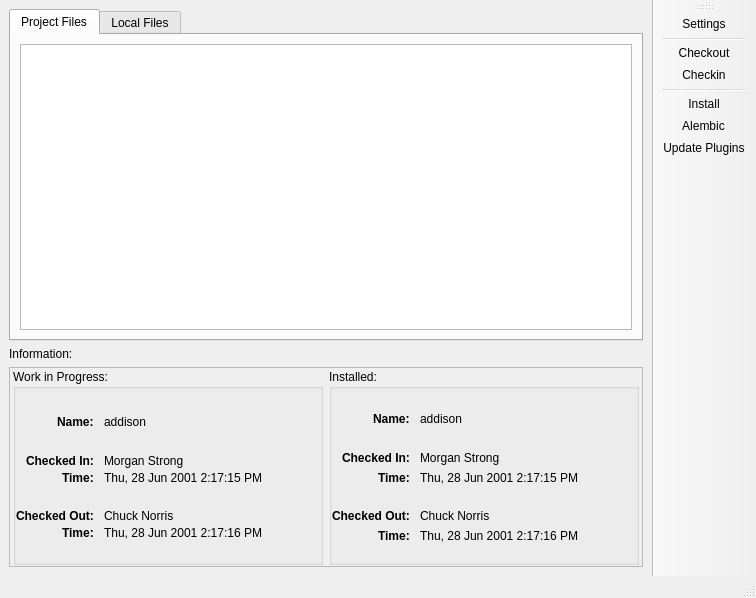
Above: GUI.ui from nstandif/chasm-version-system before the change. Below: the same form after it.
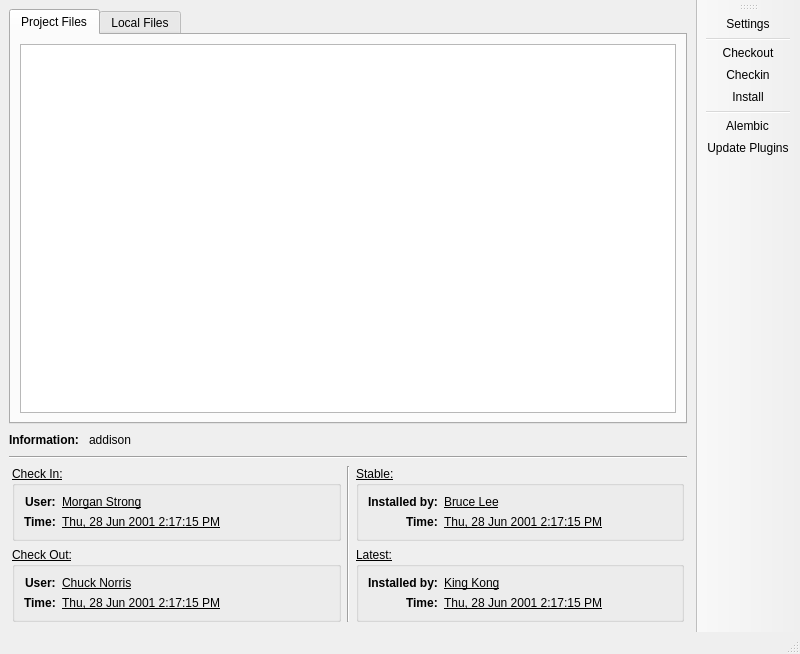
That is the form after the change. Icons and pictures are not drawn.

```diff
--- a/GUI.ui
+++ b/GUI.ui
@@ -6,8 +6,8 @@
    <rect>
     <x>0</x>
     <y>0</y>
-    <width>756</width>
-    <height>598</height>
+    <width>800</width>
+    <height>654</height>
    </rect>
   </property>
   <property name="windowTitle">
@@ -33,10 +33,25 @@
         <height>300</height>
        </size>
       </property>
+      <property name="layoutDirection">
+       <enum>Qt::LeftToRight</enum>
+      </property>
+      <property name="tabPosition">
+       <enum>QTabWidget::North</enum>
+      </property>
+      <property name="tabShape">
+       <enum>QTabWidget::Rounded</enum>
+      </property>
       <property name="currentIndex">
        <number>0</number>
       </property>
-      <widget class="QWidget" name="project_tab">
+      <property name="elideMode">
+       <enum>Qt::ElideNone</enum>
+      </property>
+      <property name="documentMode">
+       <bool>false</bool>
+      </property>
+      <widget class="QWidget" name="projectTab">
        <attribute name="icon">
         <iconset resource="resources/chasm_resources.qrc">
          <normaloff>:/chasm/ICO_Files/Network/Connected.ICO</normaloff>:/chasm/ICO_Files/Network/Connected.ICO</iconset>
@@ -66,15 +81,63 @@
       </widget>
      </widget>
     </item>
+    <item>
+     <widget class="QFrame" name="nameFrame">
+      <property name="frameShape">
+       <enum>QFrame::NoFrame</enum>
+      </property>
+      <property name="frameShadow">
+       <enum>QFrame::Raised</enum>
+      </property>
+      <layout class="QHBoxLayout" name="horizontalLayout_5">
+       <property name="margin">
+        <number>0</number>
+       </property>
     <item>
      <widget class="QLabel" name="label_3">
+         <property name="font">
+          <font>
+           <weight>75</weight>
+           <bold>true</bold>
+          </font>
+         </property>
       <property name="text">
-       <string>Information:</string>
+          <string>Information: </string>
       </property>
      </widget>
     </item>
     <item>
-     <widget class="QFrame" name="frame">
+        <widget class="QLabel" name="label_18">
+         <property name="text">
+          <string>addison</string>
+         </property>
+        </widget>
+       </item>
+       <item>
+        <spacer name="horizontalSpacer">
+         <property name="orientation">
+          <enum>Qt::Horizontal</enum>
+         </property>
+         <property name="sizeHint" stdset="0">
+          <size>
+           <width>40</width>
+           <height>20</height>
+          </size>
+         </property>
+        </spacer>
+       </item>
+      </layout>
+     </widget>
+    </item>
+    <item>
+     <widget class="Line" name="horizDividerLine">
+      <property name="orientation">
+       <enum>Qt::Horizontal</enum>
+      </property>
+     </widget>
+    </item>
+    <item>
+     <widget class="QFrame" name="infoFrame">
       <property name="sizePolicy">
        <sizepolicy hsizetype="Preferred" vsizetype="Maximum">
         <horstretch>0</horstretch>
@@ -88,7 +151,7 @@
        </size>
       </property>
       <property name="frameShape">
-       <enum>QFrame::StyledPanel</enum>
+       <enum>QFrame::NoFrame</enum>
       </property>
       <property name="frameShadow">
        <enum>QFrame::Raised</enum>
@@ -107,101 +170,62 @@
         <number>1</number>
        </property>
        <item>
-        <widget class="QGroupBox" name="groupBox_3">
-         <property name="sizePolicy">
-          <sizepolicy hsizetype="Preferred" vsizetype="Preferred">
-           <horstretch>0</horstretch>
-           <verstretch>0</verstretch>
-          </sizepolicy>
+        <widget class="QFrame" name="frame">
+         <property name="frameShape">
+          <enum>QFrame::NoFrame</enum>
          </property>
-         <property name="maximumSize">
-          <size>
-           <width>16777215</width>
-           <height>16777215</height>
-          </size>
+         <property name="frameShadow">
+          <enum>QFrame::Raised</enum>
          </property>
-         <property name="title">
-          <string>Work in Progress:</string>
-         </property>
-         <layout class="QVBoxLayout" name="verticalLayout_2">
-          <property name="spacing">
-           <number>3</number>
-          </property>
-          <property name="leftMargin">
-           <number>0</number>
-          </property>
-          <property name="topMargin">
-           <number>5</number>
-          </property>
-          <property name="rightMargin">
-           <number>0</number>
-          </property>
-          <property name="bottomMargin">
+         <layout class="QVBoxLayout" name="verticalLayout_4">
+          <property name="margin">
            <number>0</number>
           </property>
           <item>
+           <widget class="QGroupBox" name="groupBox">
+            <property name="font">
+             <font>
+              <underline>true</underline>
+             </font>
+            </property>
+            <property name="title">
+             <string>Check In:</string>
+            </property>
            <layout class="QFormLayout" name="formLayout">
-            <property name="fieldGrowthPolicy">
-             <enum>QFormLayout::AllNonFixedFieldsGrow</enum>
-            </property>
             <property name="labelAlignment">
              <set>Qt::AlignRight|Qt::AlignTrailing|Qt::AlignVCenter</set>
             </property>
-            <property name="horizontalSpacing">
-             <number>10</number>
-            </property>
-            <item row="1" column="0">
+             <item row="0" column="0">
+              <widget class="QLabel" name="checkinUserLabel">
+               <property name="font">
+                <font>
+                 <weight>75</weight>
+                 <bold>true</bold>
+                 <underline>false</underline>
+                </font>
+               </property>
+               <property name="text">
+                <string>User:</string>
+               </property>
+               <property name="alignment">
+                <set>Qt::AlignLeading|Qt::AlignLeft|Qt::AlignVCenter</set>
+               </property>
+              </widget>
+             </item>
+             <item row="0" column="1">
              <widget class="QLabel" name="label">
-              <property name="font">
-               <font>
-                <weight>75</weight>
-                <bold>true</bold>
-               </font>
-              </property>
               <property name="text">
-               <string>Name:</string>
-              </property>
-              <property name="alignment">
-               <set>Qt::AlignLeading|Qt::AlignLeft|Qt::AlignVCenter</set>
-              </property>
-             </widget>
-            </item>
-            <item row="1" column="1">
-             <widget class="QLabel" name="label_2">
-              <property name="text">
-               <string>addison</string>
-              </property>
-             </widget>
-            </item>
-            <item row="3" column="0">
+                <string>Morgan Strong</string>
+               </property>
+              </widget>
+             </item>
+             <item row="1" column="0">
              <widget class="QLabel" name="label_4">
               <property name="font">
                <font>
                 <weight>75</weight>
                 <bold>true</bold>
-               </font>
-              </property>
-              <property name="text">
-               <string>Checked In:</string>
-              </property>
-              <property name="alignment">
-               <set>Qt::AlignLeading|Qt::AlignLeft|Qt::AlignVCenter</set>
-              </property>
-             </widget>
-            </item>
-            <item row="3" column="1">
-             <widget class="QLabel" name="label_5">
-              <property name="text">
-               <string>Morgan Strong</string>
-              </property>
-             </widget>
-            </item>
-            <item row="4" column="0">
-             <widget class="QLabel" name="label_10">
-              <property name="font">
-               <font>
-                <weight>75</weight>
-                <bold>true</bold>
+                 <underline>false</underline>
                </font>
               </property>
               <property name="text">
@@ -209,243 +233,142 @@
               </property>
              </widget>
             </item>
-            <item row="4" column="1">
-             <widget class="QLabel" name="label_11">
+             <item row="1" column="1">
+              <widget class="QLabel" name="label_7">
               <property name="text">
                <string>Thu, 28 Jun 2001 2:17:15 PM</string>
               </property>
              </widget>
-            </item>
-            <item row="6" column="0">
-             <widget class="QLabel" name="label_12">
-              <property name="font">
-               <font>
-                <weight>75</weight>
-                <bold>true</bold>
-               </font>
-              </property>
-              <property name="text">
-               <string>Checked Out:</string>
-              </property>
-             </widget>
-            </item>
-            <item row="6" column="1">
-             <widget class="QLabel" name="label_13">
-              <property name="text">
-               <string>Chuck Norris</string>
-              </property>
-             </widget>
-            </item>
-            <item row="7" column="0">
-             <widget class="QLabel" name="label_14">
-              <property name="font">
-               <font>
-                <weight>75</weight>
-                <bold>true</bold>
-               </font>
-              </property>
-              <property name="text">
-               <string>Time:</string>
-              </property>
-             </widget>
-            </item>
-            <item row="7" column="1">
-             <widget class="QLabel" name="label_15">
-              <property name="text">
-               <string>Thu, 28 Jun 2001 2:17:16 PM</string>
-              </property>
-             </widget>
-            </item>
-            <item row="2" column="0">
-             <spacer name="verticalSpacer">
-              <property name="orientation">
-               <enum>Qt::Vertical</enum>
-              </property>
-              <property name="sizeHint" stdset="0">
-               <size>
-                <width>20</width>
-                <height>40</height>
-               </size>
-              </property>
-             </spacer>
-            </item>
-            <item row="2" column="1">
-             <spacer name="verticalSpacer_2">
-              <property name="orientation">
-               <enum>Qt::Vertical</enum>
-              </property>
-              <property name="sizeHint" stdset="0">
-               <size>
-                <width>20</width>
-                <height>40</height>
-               </size>
-              </property>
-             </spacer>
-            </item>
-            <item row="0" column="0">
-             <spacer name="verticalSpacer_3">
-              <property name="orientation">
-               <enum>Qt::Vertical</enum>
-              </property>
-              <property name="sizeHint" stdset="0">
-               <size>
-                <width>20</width>
-                <height>40</height>
-               </size>
-              </property>
-             </spacer>
-            </item>
-            <item row="0" column="1">
-             <spacer name="verticalSpacer_4">
-              <property name="orientation">
-               <enum>Qt::Vertical</enum>
-              </property>
-              <property name="sizeHint" stdset="0">
-               <size>
-                <width>20</width>
-                <height>40</height>
-               </size>
-              </property>
-             </spacer>
-            </item>
-            <item row="8" column="0">
-             <spacer name="verticalSpacer_5">
-              <property name="orientation">
-               <enum>Qt::Vertical</enum>
-              </property>
-              <property name="sizeHint" stdset="0">
-               <size>
-                <width>20</width>
-                <height>40</height>
-               </size>
-              </property>
-             </spacer>
-            </item>
-            <item row="8" column="1">
-             <spacer name="verticalSpacer_6">
-              <property name="orientation">
-               <enum>Qt::Vertical</enum>
-              </property>
-              <property name="sizeHint" stdset="0">
-               <size>
-                <width>20</width>
-                <height>40</height>
-               </size>
-              </property>
-             </spacer>
-            </item>
-            <item row="5" column="0">
-             <spacer name="verticalSpacer_13">
-              <property name="orientation">
-               <enum>Qt::Vertical</enum>
-              </property>
-              <property name="sizeHint" stdset="0">
-               <size>
-                <width>20</width>
-                <height>40</height>
-               </size>
-              </property>
-             </spacer>
-            </item>
-            <item row="5" column="1">
-             <spacer name="verticalSpacer_14">
-              <property name="orientation">
-               <enum>Qt::Vertical</enum>
-              </property>
-              <property name="sizeHint" stdset="0">
-               <size>
-                <width>20</width>
-                <height>40</height>
-               </size>
-              </property>
-             </spacer>
-            </item>
-           </layout>
           </item>
          </layout>
         </widget>
        </item>
        <item>
         <widget class="QGroupBox" name="groupBox_2">
+            <property name="font">
+             <font>
+              <underline>true</underline>
+             </font>
+            </property>
          <property name="title">
-          <string>Installed:</string>
-         </property>
-         <layout class="QHBoxLayout" name="horizontalLayout">
-          <property name="leftMargin">
-           <number>0</number>
-          </property>
-          <property name="topMargin">
-           <number>5</number>
-          </property>
-          <property name="rightMargin">
-           <number>0</number>
-          </property>
-          <property name="bottomMargin">
-           <number>0</number>
-          </property>
-          <item>
-           <layout class="QFormLayout" name="formLayout_2">
-            <property name="fieldGrowthPolicy">
-             <enum>QFormLayout::AllNonFixedFieldsGrow</enum>
-            </property>
+             <string>Check Out:</string>
+            </property>
+            <layout class="QFormLayout" name="formLayout_4">
             <property name="labelAlignment">
              <set>Qt::AlignRight|Qt::AlignTrailing|Qt::AlignVCenter</set>
             </property>
-            <property name="horizontalSpacing">
-             <number>10</number>
-            </property>
+             <item row="0" column="0">
+              <widget class="QLabel" name="checkinTimeLabel">
+               <property name="font">
+                <font>
+                 <weight>75</weight>
+                 <bold>true</bold>
+                 <underline>false</underline>
+                </font>
+               </property>
+               <property name="text">
+                <string>User:</string>
+               </property>
+              </widget>
+             </item>
+             <item row="0" column="1">
+              <widget class="QLabel" name="label_2">
+               <property name="text">
+                <string>Chuck Norris</string>
+               </property>
+              </widget>
+             </item>
             <item row="1" column="0">
+              <widget class="QLabel" name="label_5">
+               <property name="font">
+                <font>
+                 <weight>75</weight>
+                 <bold>true</bold>
+                 <underline>false</underline>
+                </font>
+               </property>
+               <property name="text">
+                <string>Time:</string>
+               </property>
+              </widget>
+             </item>
+             <item row="1" column="1">
              <widget class="QLabel" name="label_6">
-              <property name="font">
-               <font>
-                <weight>75</weight>
-                <bold>true</bold>
-               </font>
-              </property>
               <property name="text">
-               <string>Name:</string>
-              </property>
-              <property name="alignment">
-               <set>Qt::AlignLeading|Qt::AlignLeft|Qt::AlignVCenter</set>
-              </property>
-             </widget>
-            </item>
-            <item row="1" column="1">
-             <widget class="QLabel" name="label_7">
-              <property name="text">
-               <string>addison</string>
+                <string>Thu, 28 Jun 2001 2:17:15 PM</string>
+               </property>
+              </widget>
+             </item>
+            </layout>
+           </widget>
+          </item>
+         </layout>
+        </widget>
+       </item>
+       <item>
+        <widget class="Line" name="vertDividerLine">
+         <property name="orientation">
+          <enum>Qt::Vertical</enum>
               </property>
              </widget>
             </item>
-            <item row="3" column="0">
-             <widget class="QLabel" name="label_8">
+       <item>
+        <widget class="QFrame" name="installedFrame">
+         <property name="frameShape">
+          <enum>QFrame::NoFrame</enum>
+         </property>
+         <property name="frameShadow">
+          <enum>QFrame::Raised</enum>
+         </property>
+         <layout class="QVBoxLayout" name="verticalLayout_3">
+          <property name="margin">
+           <number>0</number>
+          </property>
+          <item>
+           <widget class="QGroupBox" name="stableForm">
               <property name="font">
                <font>
+              <underline>true</underline>
+             </font>
+            </property>
+            <property name="title">
+             <string>Stable:</string>
+            </property>
+            <layout class="QFormLayout" name="formLayout_3">
+             <property name="fieldGrowthPolicy">
+              <enum>QFormLayout::AllNonFixedFieldsGrow</enum>
+             </property>
+             <property name="labelAlignment">
+              <set>Qt::AlignRight|Qt::AlignTrailing|Qt::AlignVCenter</set>
+             </property>
+             <item row="0" column="0">
+              <widget class="QLabel" name="stableInstallerLabel">
+               <property name="font">
+                <font>
                 <weight>75</weight>
                 <bold>true</bold>
+                 <underline>false</underline>
                </font>
               </property>
               <property name="text">
-               <string>Checked In:</string>
-              </property>
-              <property name="alignment">
-               <set>Qt::AlignLeading|Qt::AlignLeft|Qt::AlignVCenter</set>
-              </property>
-             </widget>
-            </item>
-            <item row="3" column="1">
-             <widget class="QLabel" name="label_9">
+                <string>Installed by:</string>
+               </property>
+              </widget>
+             </item>
+             <item row="0" column="1">
+              <widget class="QLabel" name="stableInstaller">
               <property name="text">
-               <string>Morgan Strong</string>
+                <string>Bruce Lee</string>
               </property>
              </widget>
             </item>
-            <item row="4" column="0">
-             <widget class="QLabel" name="label_16">
+             <item row="1" column="0">
+              <widget class="QLabel" name="stableTimeLabel">
               <property name="font">
                <font>
                 <weight>75</weight>
                 <bold>true</bold>
+                 <underline>false</underline>
                </font>
               </property>
               <property name="text">
@@ -453,39 +376,54 @@
               </property>
              </widget>
             </item>
-            <item row="4" column="1">
-             <widget class="QLabel" name="label_17">
+             <item row="1" column="1">
+              <widget class="QLabel" name="stableTime">
               <property name="text">
                <string>Thu, 28 Jun 2001 2:17:15 PM</string>
               </property>
              </widget>
             </item>
-            <item row="6" column="0">
-             <widget class="QLabel" name="label_18">
+            </layout>
+           </widget>
+          </item>
+          <item>
+           <widget class="QGroupBox" name="latestForm">
               <property name="font">
                <font>
+              <underline>true</underline>
+             </font>
+            </property>
+            <property name="title">
+             <string>Latest:</string>
+            </property>
+            <layout class="QFormLayout" name="formLayout_2">
+             <property name="labelAlignment">
+              <set>Qt::AlignRight|Qt::AlignTrailing|Qt::AlignVCenter</set>
+             </property>
+             <property name="formAlignment">
+              <set>Qt::AlignLeading|Qt::AlignLeft|Qt::AlignTop</set>
+             </property>
+             <item row="0" column="0">
+              <widget class="QLabel" name="latestInstallerLabel">
+               <property name="font">
+                <font>
                 <weight>75</weight>
                 <bold>true</bold>
+                 <underline>false</underline>
                </font>
               </property>
               <property name="text">
-               <string>Checked Out:</string>
+                <string>Installed by:</string>
               </property>
              </widget>
             </item>
-            <item row="6" column="1">
-             <widget class="QLabel" name="label_19">
-              <property name="text">
-               <string>Chuck Norris</string>
-              </property>
-             </widget>
-            </item>
-            <item row="7" column="0">
-             <widget class="QLabel" name="label_20">
+             <item row="1" column="0">
+              <widget class="QLabel" name="latestTimeLabel">
               <property name="font">
                <font>
                 <weight>75</weight>
                 <bold>true</bold>
+                 <underline>false</underline>
                </font>
               </property>
               <property name="text">
@@ -493,118 +431,22 @@
               </property>
              </widget>
             </item>
-            <item row="7" column="1">
-             <widget class="QLabel" name="label_21">
+             <item row="0" column="1">
+              <widget class="QLabel" name="latestInstaller">
               <property name="text">
-               <string>Thu, 28 Jun 2001 2:17:16 PM</string>
+                <string>King Kong</string>
               </property>
              </widget>
             </item>
-            <item row="2" column="0">
-             <spacer name="verticalSpacer_7">
-              <property name="orientation">
-               <enum>Qt::Vertical</enum>
-              </property>
-              <property name="sizeHint" stdset="0">
-               <size>
-                <width>20</width>
-                <height>40</height>
-               </size>
-              </property>
-             </spacer>
-            </item>
-            <item row="2" column="1">
-             <spacer name="verticalSpacer_8">
-              <property name="orientation">
-               <enum>Qt::Vertical</enum>
-              </property>
-              <property name="sizeHint" stdset="0">
-               <size>
-                <width>20</width>
-                <height>40</height>
-               </size>
-              </property>
-             </spacer>
-            </item>
-            <item row="0" column="0">
-             <spacer name="verticalSpacer_9">
-              <property name="orientation">
-               <enum>Qt::Vertical</enum>
-              </property>
-              <property name="sizeHint" stdset="0">
-               <size>
-                <width>20</width>
-                <height>40</height>
-               </size>
-              </property>
-             </spacer>
-            </item>
-            <item row="0" column="1">
-             <spacer name="verticalSpacer_10">
-              <property name="orientation">
-               <enum>Qt::Vertical</enum>
-              </property>
-              <property name="sizeHint" stdset="0">
-               <size>
-                <width>20</width>
-                <height>40</height>
-               </size>
-              </property>
-             </spacer>
-            </item>
-            <item row="8" column="0">
-             <spacer name="verticalSpacer_11">
-              <property name="orientation">
-               <enum>Qt::Vertical</enum>
-              </property>
-              <property name="sizeHint" stdset="0">
-               <size>
-                <width>20</width>
-                <height>40</height>
-               </size>
-              </property>
-             </spacer>
-            </item>
-            <item row="8" column="1">
-             <spacer name="verticalSpacer_12">
-              <property name="orientation">
-               <enum>Qt::Vertical</enum>
-              </property>
-              <property name="sizeHint" stdset="0">
-               <size>
-                <width>20</width>
-                <height>40</height>
-               </size>
-              </property>
-             </spacer>
-            </item>
-            <item row="5" column="0">
-             <spacer name="verticalSpacer_15">
-              <property name="orientation">
-               <enum>Qt::Vertical</enum>
-              </property>
-              <property name="sizeHint" stdset="0">
-               <size>
-                <width>20</width>
-                <height>40</height>
-               </size>
-              </property>
-             </spacer>
-            </item>
-            <item row="5" column="1">
-             <spacer name="verticalSpacer_16">
-              <property name="orientation">
-               <enum>Qt::Vertical</enum>
-              </property>
-              <property name="sizeHint" stdset="0">
-               <size>
-                <width>20</width>
-                <height>40</height>
-               </size>
-              </property>
-             </spacer>
-            </item>
-           </layout>
+             <item row="1" column="1">
+              <widget class="QLabel" name="latestTime">
+               <property name="text">
+                <string>Thu, 28 Jun 2001 2:17:15 PM</string>
+               </property>
+              </widget>
+             </item>
+            </layout>
+           </widget>
           </item>
          </layout>
         </widget>
@@ -614,7 +456,11 @@
     </item>
    </layout>
   </widget>
-  <widget class="QStatusBar" name="statusbar"/>
+  <widget class="QStatusBar" name="statusbar">
+   <property name="sizeGripEnabled">
+    <bool>true</bool>
+   </property>
+  </widget>
   <widget class="QToolBar" name="toolBar">
    <property name="sizePolicy">
     <sizepolicy hsizetype="Fixed" vsizetype="Preferred">
@@ -644,8 +490,8 @@
    <addaction name="separator"/>
    <addaction name="actionCheckout"/>
    <addaction name="actionCheckin"/>
-   <addaction name="separator"/>
    <addaction name="actionInstall"/>
+   <addaction name="separator"/>
    <addaction name="actionCache_to_Alembic"/>
    <addaction name="actionUpdate_Plugins"/>
   </widget>
```
Left out of the diff: 12 changed lines with no effect on the pictures. Lines whose indentation alone changed are shown as unchanged.
